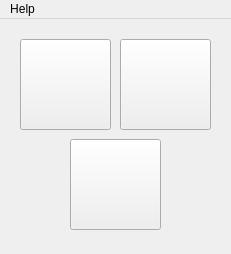
Qt form mainwindow.ui (jDan735/qtcanobu) before a commit.
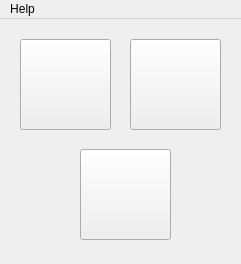
The same form after that commit. Icons and pictures are not drawn.

What changed in the file:
```diff
--- a/mainwindow.ui
+++ b/mainwindow.ui
@@ -6,20 +6,20 @@
    <rect>
     <x>0</x>
     <y>0</y>
-    <width>231</width>
-    <height>254</height>
+    <width>241</width>
+    <height>264</height>
    </rect>
   </property>
   <property name="minimumSize">
    <size>
-    <width>231</width>
-    <height>254</height>
+    <width>241</width>
+    <height>264</height>
    </size>
   </property>
   <property name="maximumSize">
    <size>
-    <width>231</width>
-    <height>254</height>
+    <width>241</width>
+    <height>264</height>
    </size>
   </property>
   <property name="windowTitle">
@@ -59,7 +59,7 @@
    <widget class="QPushButton" name="pushButton_2">
     <property name="geometry">
      <rect>
-      <x>120</x>
+      <x>130</x>
       <y>20</y>
       <width>91</width>
       <height>91</height>
@@ -82,8 +82,8 @@
    <widget class="QPushButton" name="pushButton_3">
     <property name="geometry">
      <rect>
-      <x>70</x>
-      <y>120</y>
+      <x>80</x>
+      <y>130</y>
       <width>91</width>
       <height>91</height>
      </rect>
@@ -108,8 +108,8 @@
     <rect>
      <x>0</x>
      <y>0</y>
-     <width>231</width>
-     <height>20</height>
+     <width>241</width>
+     <height>22</height>
     </rect>
    </property>
    <widget class="QMenu" name="menuHelp">
```
Left out of the diff: 21 changed lines with no effect on the pictures.
